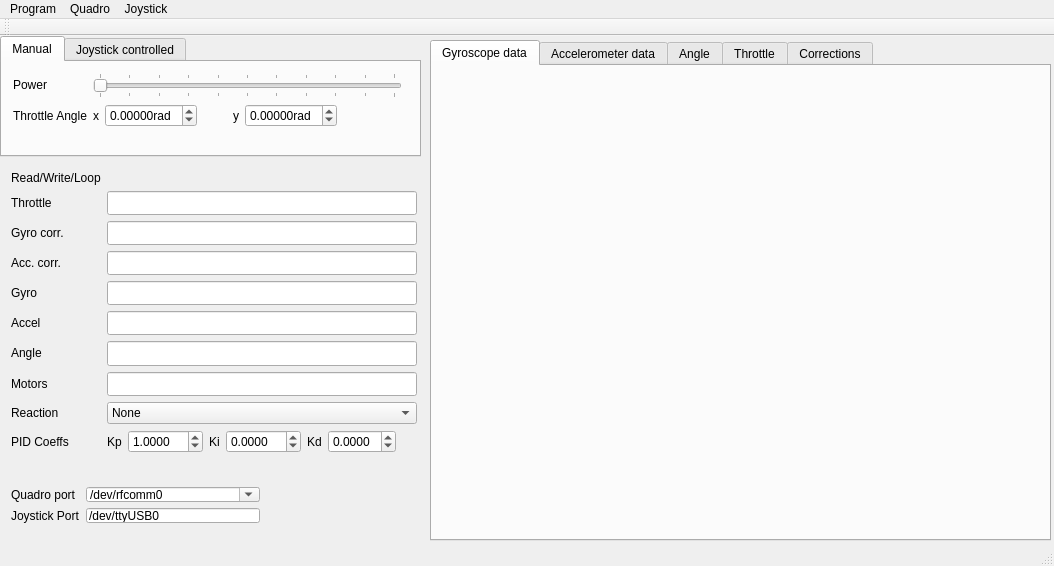
Qt form control/qt/quadro.ui (it-workshop/Quadrocopter) before a commit.
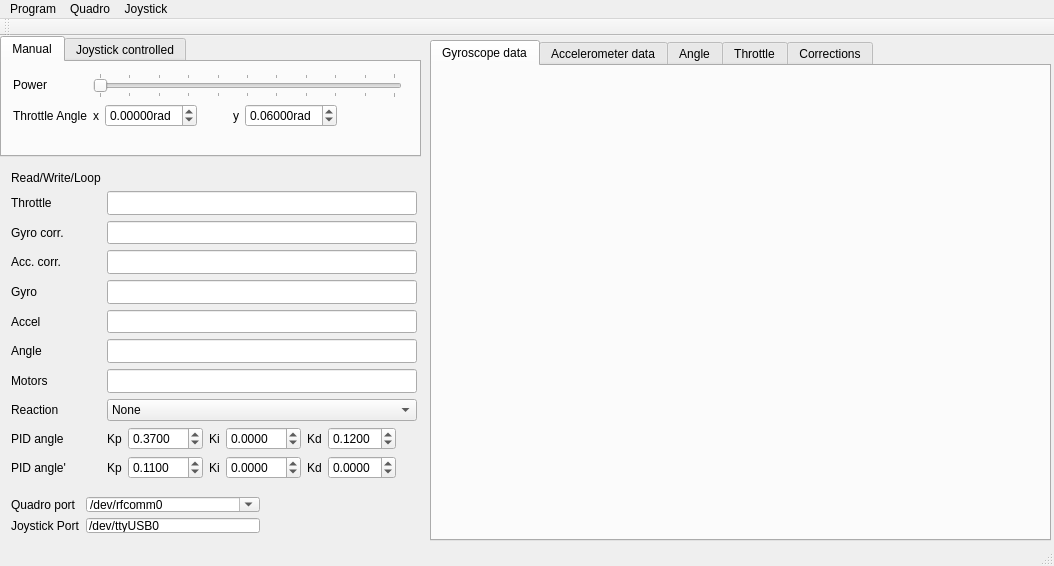
The same form after that commit. Custom widgets are drawn as their Qt base class.

Commit message: * PID for angular velocity (doesnt work)

Diff of the .ui file:
```diff
--- a/control/qt/quadro.ui
+++ b/control/qt/quadro.ui
@@ -18,7 +18,7 @@
     <property name="geometry">
      <rect>
       <x>0</x>
-      <y>440</y>
+      <y>450</y>
       <width>271</width>
       <height>58</height>
      </rect>
@@ -224,6 +224,9 @@
            <property name="singleStep">
             <double>0.030000000000000</double>
            </property>
+           <property name="value">
+            <double>0.060000000000000</double>
+           </property>
           </widget>
          </item>
         </layout>
@@ -275,7 +278,7 @@
       <x>0</x>
       <y>124</y>
       <width>428</width>
-      <height>304</height>
+      <height>330</height>
      </rect>
     </property>
     <layout class="QFormLayout" name="formLayout_2">
@@ -452,7 +455,7 @@
      <item row="10" column="0">
       <widget class="QLabel" name="label_throttleangle_2">
        <property name="text">
-        <string>PID Coeffs</string>
+        <string>PID angle</string>
        </property>
       </widget>
      </item>
@@ -498,7 +501,7 @@
           <double>0.030000000000000</double>
          </property>
          <property name="value">
-          <double>1.000000000000000</double>
+          <double>0.370000000000000</double>
          </property>
         </widget>
        </item>
@@ -555,6 +558,140 @@
        </item>
        <item>
         <widget class="QDoubleSpinBox" name="PID_angle_Kd">
+         <property name="sizePolicy">
+          <sizepolicy hsizetype="Fixed" vsizetype="Fixed">
+           <horstretch>0</horstretch>
+           <verstretch>0</verstretch>
+          </sizepolicy>
+         </property>
+         <property name="suffix">
+          <string/>
+         </property>
+         <property name="decimals">
+          <number>4</number>
+         </property>
+         <property name="minimum">
+          <double>-1.000000000000000</double>
+         </property>
+         <property name="maximum">
+          <double>1.000000000000000</double>
+         </property>
+         <property name="singleStep">
+          <double>0.030000000000000</double>
+         </property>
+         <property name="value">
+          <double>0.120000000000000</double>
+         </property>
+        </widget>
+       </item>
+      </layout>
+     </item>
+     <item row="11" column="0">
+      <widget class="QLabel" name="label_PID_angular_velocity">
+       <property name="text">
+        <string>PID angle'</string>
+       </property>
+      </widget>
+     </item>
+     <item row="11" column="1">
+      <layout class="QHBoxLayout" name="horizontalLayout_3">
+       <property name="sizeConstraint">
+        <enum>QLayout::SetMinimumSize</enum>
+       </property>
+       <item>
+        <widget class="QLabel" name="PID_angular_velocity_Kp_label">
+         <property name="sizePolicy">
+          <sizepolicy hsizetype="Fixed" vsizetype="Preferred">
+           <horstretch>0</horstretch>
+           <verstretch>0</verstretch>
+          </sizepolicy>
+         </property>
+         <property name="text">
+          <string>Kp</string>
+         </property>
+        </widget>
+       </item>
+       <item>
+        <widget class="QDoubleSpinBox" name="PID_angular_velocity_Kp">
+         <property name="sizePolicy">
+          <sizepolicy hsizetype="Fixed" vsizetype="Fixed">
+           <horstretch>0</horstretch>
+           <verstretch>0</verstretch>
+          </sizepolicy>
+         </property>
+         <property name="suffix">
+          <string/>
+         </property>
+         <property name="decimals">
+          <number>4</number>
+         </property>
+         <property name="minimum">
+          <double>-10.000000000000000</double>
+         </property>
+         <property name="maximum">
+          <double>10.000000000000000</double>
+         </property>
+         <property name="singleStep">
+          <double>0.030000000000000</double>
+         </property>
+         <property name="value">
+          <double>0.110000000000000</double>
+         </property>
+        </widget>
+       </item>
+       <item>
+        <widget class="QLabel" name="PID_angular_velocity_Ki_label">
+         <property name="sizePolicy">
+          <sizepolicy hsizetype="Fixed" vsizetype="Preferred">
+           <horstretch>0</horstretch>
+           <verstretch>0</verstretch>
+          </sizepolicy>
+         </property>
+         <property name="text">
+          <string>Ki</string>
+         </property>
+        </widget>
+       </item>
+       <item>
+        <widget class="QDoubleSpinBox" name="PID_angular_velocity_Ki">
+         <property name="sizePolicy">
+          <sizepolicy hsizetype="Fixed" vsizetype="Fixed">
+           <horstretch>0</horstretch>
+           <verstretch>0</verstretch>
+          </sizepolicy>
+         </property>
+         <property name="suffix">
+          <string/>
+         </property>
+         <property name="decimals">
+          <number>4</number>
+         </property>
+         <property name="minimum">
+          <double>-10.000000000000000</double>
+         </property>
+         <property name="maximum">
+          <double>10.000000000000000</double>
+         </property>
+         <property name="singleStep">
+          <double>0.030000000000000</double>
+         </property>
+        </widget>
+       </item>
+       <item>
+        <widget class="QLabel" name="PID_angular_velocity_Kd_label">
+         <property name="sizePolicy">
+          <sizepolicy hsizetype="Fixed" vsizetype="Preferred">
+           <horstretch>0</horstretch>
+           <verstretch>0</verstretch>
+          </sizepolicy>
+         </property>
+         <property name="text">
+          <string>Kd</string>
+         </property>
+        </widget>
+       </item>
+       <item>
+        <widget class="QDoubleSpinBox" name="PID_angular_velocity_Kd">
          <property name="sizePolicy">
           <sizepolicy hsizetype="Fixed" vsizetype="Fixed">
            <horstretch>0</horstretch>
```
Left out of the diff: 2 changed lines with no effect on the pictures. The commit also changes 7 other files.
